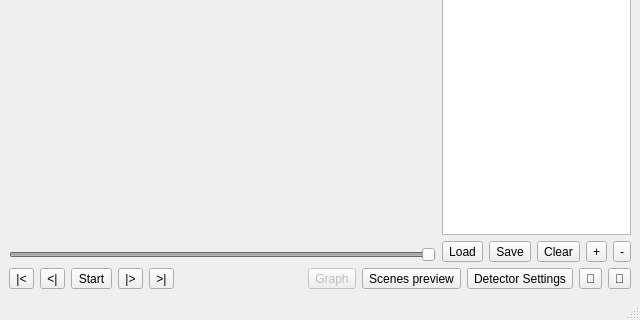
Old version of the form gui/main_window.ui in the repository beamerkun/cutDetector; both pictures show x 0 to 640 and y 160 to 480 of the 640 by 480 pixel window.
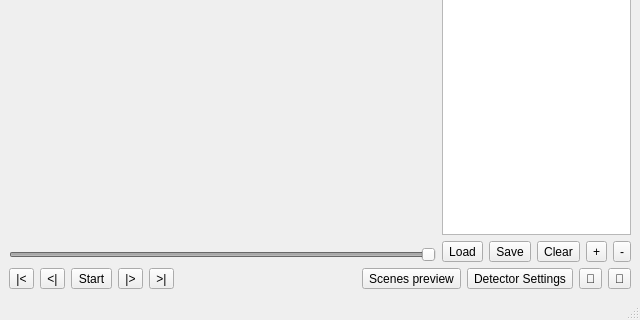
New version of the form. Custom widgets are drawn as their Qt base class.

Commit message:
Remove frame difference graph dialog, move graph widget to main window
* One of OpenCVWidgets is removed
* In its place, now there's graph widget, plotting graph in real time

The edit to the form file:
```diff
--- a/gui/main_window.ui
+++ b/gui/main_window.ui
@@ -158,7 +158,7 @@
      </layout>
     </item>
     <item>
-     <layout class="QHBoxLayout" name="playbackControls" stretch="0,0,0,0,0,0,0,0,0,0,0">
+     <layout class="QHBoxLayout" name="playbackControls" stretch="0,0,0,0,0,0,0,0,0,0">
       <property name="sizeConstraint">
        <enum>QLayout::SetDefaultConstraint</enum>
       </property>
@@ -210,16 +210,6 @@
         </property>
        </spacer>
       </item>
-      <item>
-       <widget class="QToolButton" name="showFrameDifferenceGraphButton">
-        <property name="enabled">
-         <bool>false</bool>
-        </property>
-        <property name="text">
-         <string>Graph</string>
-        </property>
-       </widget>
-      </item>
       <item>
        <widget class="QToolButton" name="openSceneListPreviewButton">
         <property name="text">
@@ -334,6 +324,12 @@
    <header>opencv_image_widget.h</header>
    <container>1</container>
   </customwidget>
+  <customwidget>
+   <class>QCustomPlot</class>
+   <extends>QWidget</extends>
+   <header location="global">qcustomplot.h</header>
+   <container>1</container>
+  </customwidget>
  </customwidgets>
  <resources/>
  <connections>
```
Left out of the diff: 6 changed lines with no effect on the pictures. The commit also changes 7 other files.
